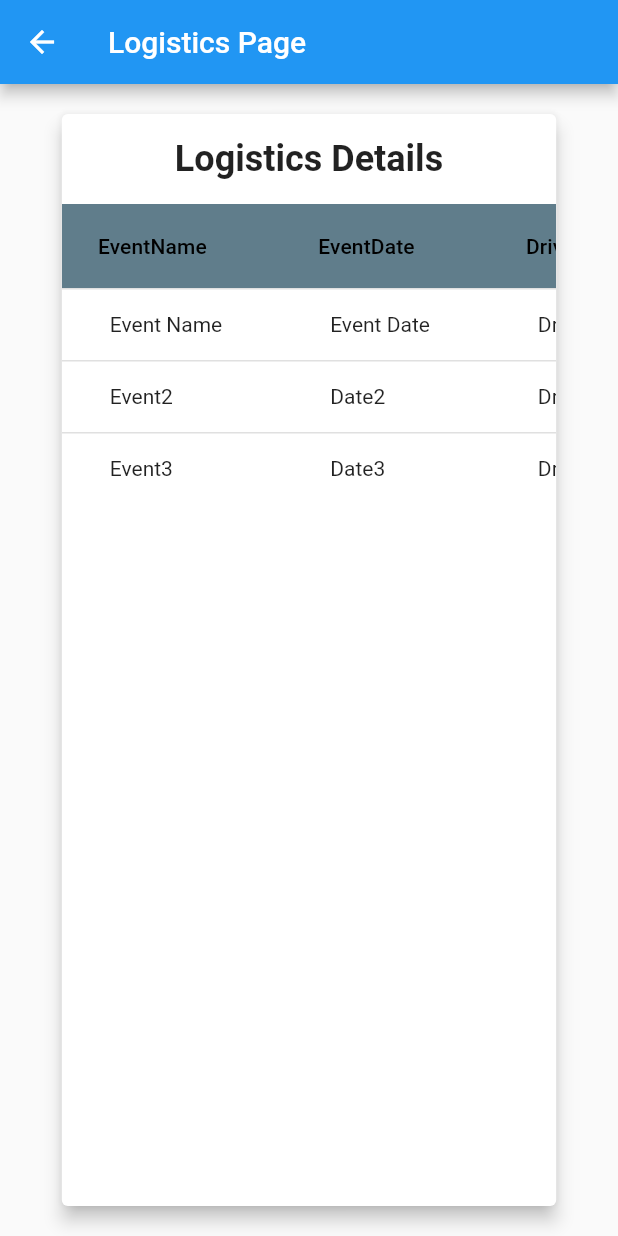
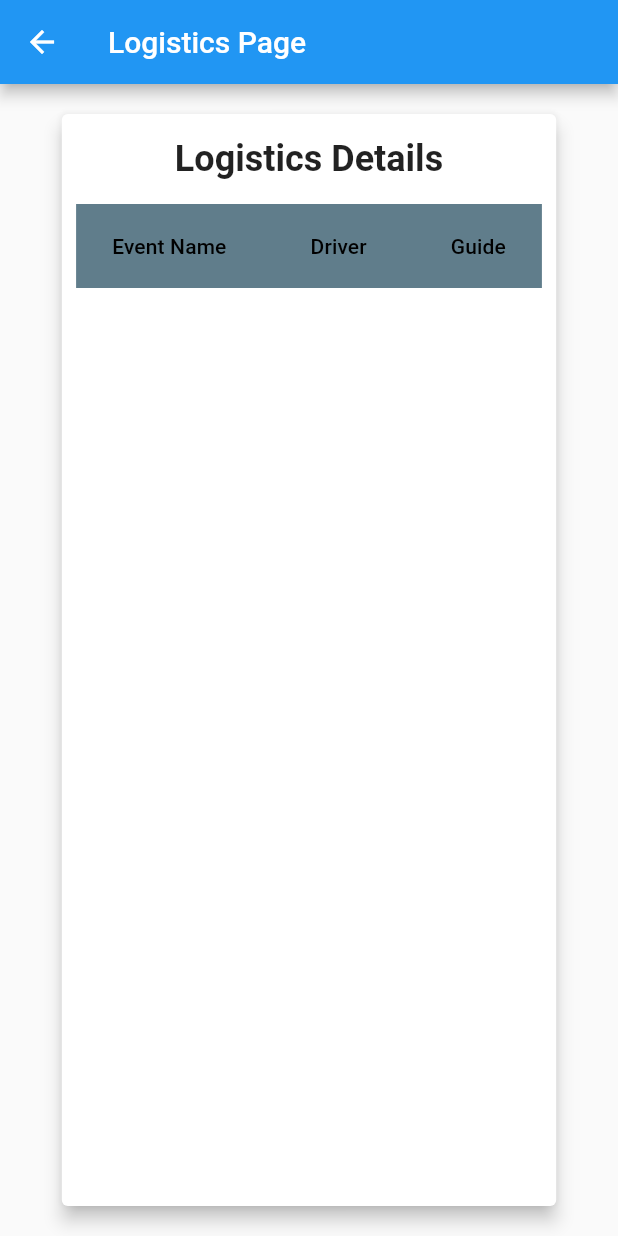
Before and after one commit to njogubless/webdashboard, a Flutter app: the LogisticsPage screen opened directly, on a phone screen of 412 x 824 dp. Run offline on Flutter 3.47's test engine with Material 2 defaults, Android fonts, the phone set to English and light mode, and no system bars; our stand-ins replace cloud_firestore, email_validator, firebase_auth, firebase_core, flutter_spinkit, flutter_svg and 1 more; accounts and stored records are empty.

Commit message:
worked on the UI

```diff
--- a/lib/sections/Logistics/logistics.dart
+++ b/lib/sections/Logistics/logistics.dart
@@ -1,24 +1,12 @@
 import 'package:flutter/material.dart';
+import 'package:cloud_firestore/cloud_firestore.dart';
+import 'package:hikers_dash/services/models/logistics.dart';
 
-class LogisticsPage extends StatefulWidget {
-  final String eventName;
-  final String eventDate;
-  final String driverName;
-  final String guideName;
+class LogisticsPage extends StatelessWidget {
+  final List<LogisticsData> logisticsData;
 
-  const LogisticsPage({
-    Key? key,
-    required this.eventName,
-    required this.eventDate,
-    required this.driverName,
-    required this.guideName,
-  }) : super(key: key);
+  const LogisticsPage({Key? key, required this.logisticsData}) : super(key: key);
 
-  @override
-  _LogisticsPageState createState() => _LogisticsPageState();
-}
-
-class _LogisticsPageState extends State<LogisticsPage> {
   @override
   Widget build(BuildContext context) {
     return Scaffold(
@@ -48,94 +36,29 @@ class _LogisticsPageState extends State<LogisticsPage> {
                   SingleChildScrollView(
                     scrollDirection: Axis.horizontal,
                     child: DataTable(
-                      headingRowColor: MaterialStateColor.resolveWith(
-                          (states) => Colors.blueGrey),
+                      headingRowColor:
+                          MaterialStateColor.resolveWith((states) => Colors.blueGrey),
                       columns: [
-                        DataColumn(label: Text('EventName')),
-                        DataColumn(label: Text('EventDate')),
-                        DataColumn(label: Text('DriverName')),
-                        DataColumn(label: Text('GuideName')),
+                        DataColumn(label: Text('Event Name')),
+                        DataColumn(label: Text('Driver')),
+                        DataColumn(label: Text('Guide')),
                       ],
-                      rows: [
-                        DataRow(cells: [
-                          DataCell(
-                            Container(
-                              padding: EdgeInsets.symmetric(horizontal: 8.0),
-                              child: Text(widget.eventName),
-                            ),
-                          ),
-                          DataCell(
-                            Container(
-                              padding: EdgeInsets.symmetric(horizontal: 8.0),
-                              child: Text(widget.eventDate),
-                            ),
-                          ),
-                          DataCell(
-                            Container(
-                              padding: EdgeInsets.symmetric(horizontal: 8.0),
-                              child: Text(widget.driverName),
-                            ),
-                          ),
-                          DataCell(
-                            Container(
-                              padding: EdgeInsets.symmetric(horizontal: 8.0),
-                              child: Text(widget.guideName),
-                            ),
-                          ),
-                        ]),
-                        DataRow(cells: [
-                          DataCell(
-                            Container(
-                              padding: EdgeInsets.symmetric(horizontal: 8.0),
-                              child: Text('Event2'),
-                            ),
-                          ),
-                          DataCell(
-                            Container(
-                              padding: EdgeInsets.symmetric(horizontal: 8.0),
-                              child: Text('Date2'),
-                            ),
-                          ),
-                          DataCell(
-                            Container(
-                              padding: EdgeInsets.symmetric(horizontal: 8.0),
-                              child: Text('Driver2'),
-                            ),
-                          ),
-                          DataCell(
-                            Container(
-                              padding: EdgeInsets.symmetric(horizontal: 8.0),
-                              child: Text('Guide2'),
-                            ),
-                          ),
-                        ]),
-                        DataRow(cells: [
-                          DataCell(
-                            Container(
-                              padding: EdgeInsets.symmetric(horizontal: 8.0),
-                              child: Text('Event3'),
-                            ),
-                          ),
-                          DataCell(
-                            Container(
-                              padding: EdgeInsets.symmetric(horizontal: 8.0),
-                              child: Text('Date3'),
-                            ),
-                          ),
-                          DataCell(
-                            Container(
-                              padding: EdgeInsets.symmetric(horizontal: 8.0),
-                              child: Text('Driver3'),
-                            ),
-                          ),
-                          DataCell(
-                            Container(
-                              padding: EdgeInsets.symmetric(horizontal: 8.0),
-                              child: Text('Guide3'),
-                            ),
-                          ),
-                        ]),
-                      ],
+                      rows: logisticsData.map((data) {
+                        return DataRow(cells: [
+                          DataCell(Container(
+                            padding: EdgeInsets.symmetric(horizontal: 8.0),
+                            child: Text(data.eventName),
+                          )),
+                          DataCell(Container(
+                            padding: EdgeInsets.symmetric(horizontal: 8.0),
+                            child: Text(data.driver),
+                          )),
+                          DataCell(Container(
+                            padding: EdgeInsets.symmetric(horizontal: 8.0),
+                            child: Text(data.guide),
+                          )),
+                        ]);
+                      }).toList(),
                     ),
                   ),
                 ],
@@ -147,3 +70,47 @@ class _LogisticsPageState extends State<LogisticsPage> {
     );
   }
 }
+
+class LogisticsPageScreen extends StatefulWidget {
+  @override
+  _LogisticsPageScreenState createState() => _LogisticsPageScreenState();
+}
+
+class _LogisticsPageScreenState extends State<LogisticsPageScreen> {
+  List<LogisticsData> logisticsData = [];
+
+  @override
+  void initState() {
+    super.initState();
+    fetchLogisticsData();
+  }
+
+  Future<void> fetchLogisticsData() async {
+    try {
+      QuerySnapshot querySnapshot =
+          await FirebaseFirestore.instance.collection('allocations').get();
+
+      List<LogisticsData> tempData = [];
+
+      querySnapshot.docs.forEach((doc) {
+        tempData.add(LogisticsData(
+          eventName: doc['event'] ?? '',
+          driver: doc['driver'] ?? '',
+          guide: doc['guide'] ?? '',
+        ));
+      });
+
+      setState(() {
+        logisticsData = tempData;
+      });
+    } catch (e) {
+      // Handle any errors that might occur
+      print("Error fetching logistics data: $e");
+    }
+  }
+
+  @override
+  Widget build(BuildContext context) {
+    return LogisticsPage(logisticsData: logisticsData);
+  }
+}
--- a/lib/sections/home_page.dart
+++ b/lib/sections/home_page.dart
@@ -59,10 +59,7 @@ class _HomeNavigationState extends State<HomeNavigation> {
         return const SettingsPage();
       case 10:
         return LogisticsPage(
-          eventName: 'Event Name',
-          eventDate: 'Event Date',
-          driverName: 'Driver Name',
-          guideName: 'Guide Name',
+        logisticsData: [],
         );
       default:
         AuthService().signOut();
--- a/lib/services/models/event.dart
+++ b/lib/services/models/event.dart
@@ -7,6 +7,7 @@ class Event {
   final int totalCost;
   final String eventLocation;
   final String eventImageUrl;
+
   const Event({
     required this.eventID,
     required this.eventName,
@@ -24,8 +25,8 @@ class Event {
       eventName: event['eventName'] ?? '',
       eventDate: event['eventDate'] ?? '',
       eventTime: event['eventTime'] ?? '',
-      eventCost: event['eventCost'] ?? '',
-      totalCost: event['totalCost'] ?? '',
+      eventCost: int.tryParse(event['eventCost'].toString()) ?? 0,
+      totalCost: int.tryParse(event['totalCost'].toString()) ?? 0,
       eventLocation: event['eventLocation'] ?? '',
       eventImageUrl: event['eventImageUrl'] ?? '',
     );
--- /dev/null
+++ b/lib/services/models/logistics.dart
@@ -0,0 +1,13 @@
+class LogisticsData {
+  final String eventName;
+  //final String eventDate;
+  final String driver;
+  final String guide;
+
+  LogisticsData({
+    required this.eventName,
+    //required this.eventDate,
+    required this.driver,
+    required this.guide,
+  });
+}
--- a/lib/services/models/payment.dart
+++ b/lib/services/models/payment.dart
@@ -5,6 +5,8 @@ class Payment {
   final String event;
   final String mpesaCode;
   final double totalCost;
+  final String Status;
+  final String id;
 
   Payment({
     required this.clientName,
@@ -13,6 +15,10 @@ class Payment {
     required this.email,
     required this.event,
     required this.mpesaCode,
+    required this.Status,
+    required this.id,
     //required int totalCost,
   });
+
+  get status => null;
 }
```
Also changed, not shown: lib/sections/booked_events/booked_events.dart (+59 -42 lines), lib/sections/manage_events/manage_events.dart (+87 -28 lines), lib/sections/welcome/welcome.dart (+8 -4 lines), lib/services/database.dart (+55 -0 lines).
